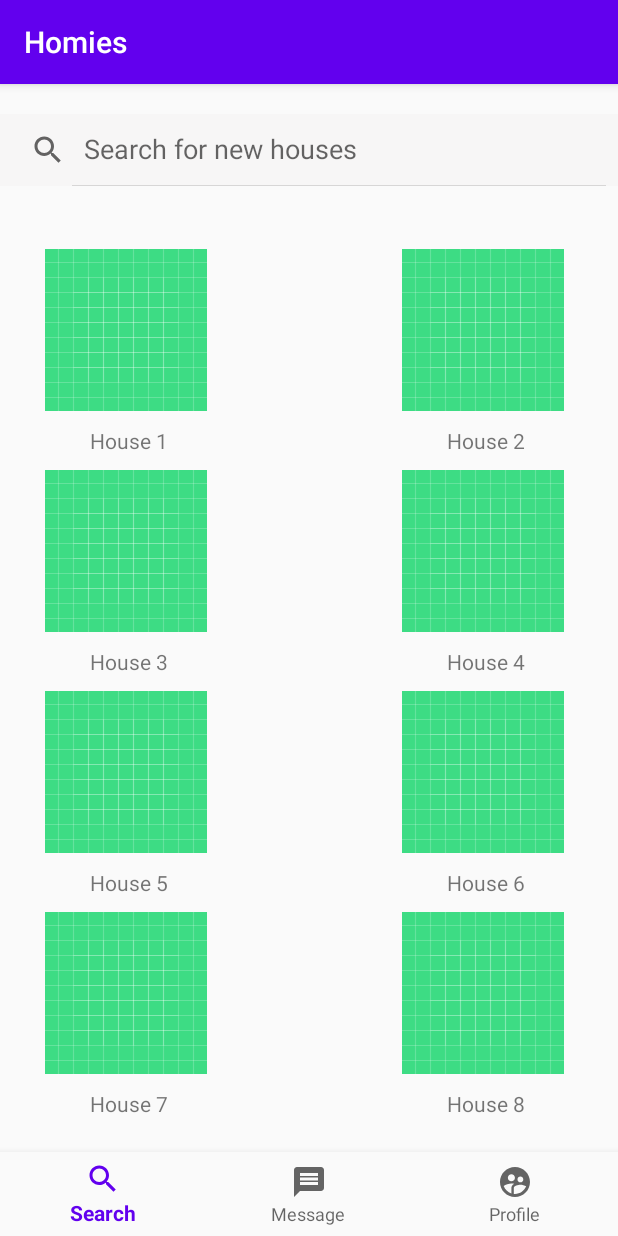
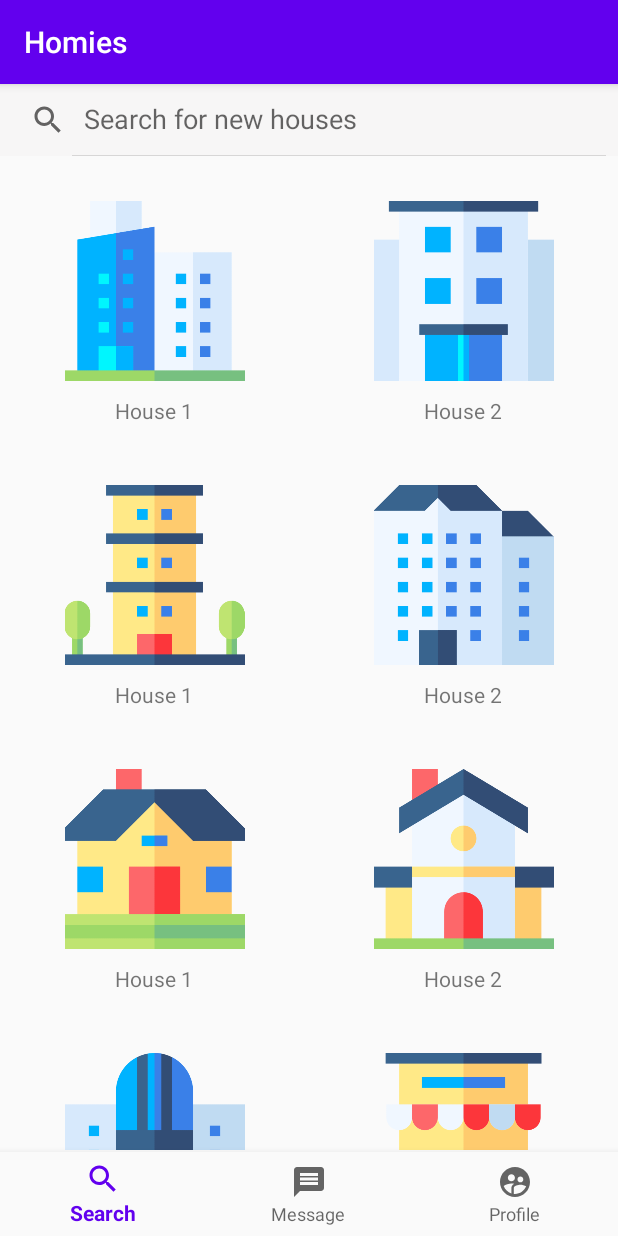
Before and after one commit to Lolo-dot/homies-housing-app, an Android app: the screen it shows after launch (MainActivity), on a phone screen of 412 x 824 dp. Run offline under Robolectric (Android 15) with nearby library versions, the phone set to English and light mode, and no system bars.

Commit message:
tweaks to search landscape and bookmark landscape.also added icons and tweaks to search xml and bookmark xml (regular ones)

```diff
--- a/homies/src/main/res/layout-land/bookmark_layout.xml
+++ b/homies/src/main/res/layout-land/bookmark_layout.xml
@@ -14,7 +14,7 @@
         android:background="#25DFDEDE"
         android:iconifiedByDefault="false"
         android:queryHint="Search Here"
-        android:layout_marginTop="20dp"
+        android:layout_marginTop="00dp"
         app:layout_constraintEnd_toEndOf="parent"
         app:layout_constraintHorizontal_bias="0.0"
         app:layout_constraintStart_toStartOf="parent"
@@ -27,8 +27,8 @@
         android:layout_width="match_parent"
         android:layout_height="match_parent"
         android:fillViewport="true"
-        android:layout_marginTop="70dp"
-        android:layout_marginBottom="60dp">
+        android:layout_marginTop="48dp"
+        android:layout_marginBottom="57dp">
 
         <TableLayout
             android:layout_height="fill_parent"
--- a/homies/src/main/res/layout-land/search_layout.xml
+++ b/homies/src/main/res/layout-land/search_layout.xml
@@ -14,7 +14,7 @@
         android:background="#25DFDEDE"
         android:iconifiedByDefault="false"
         android:queryHint="Search Here"
-        android:layout_marginTop="20dp"
+        android:layout_marginTop="0dp"
         app:layout_constraintEnd_toEndOf="parent"
         app:layout_constraintHorizontal_bias="0.0"
         app:layout_constraintStart_toStartOf="parent"
@@ -27,8 +27,8 @@
         android:layout_width="match_parent"
         android:layout_height="match_parent"
         android:fillViewport="true"
-        android:layout_marginTop="70dp"
-        android:layout_marginBottom="60dp">
+        android:layout_marginTop="48dp"
+        android:layout_marginBottom="57dp">
 
         <TableLayout
             android:layout_height="fill_parent"
--- a/homies/src/main/res/layout/search_layout.xml
+++ b/homies/src/main/res/layout/search_layout.xml
@@ -14,7 +14,7 @@
         android:background="#25DFDEDE"
         android:iconifiedByDefault="false"
         android:queryHint="Search for new houses"
-        android:layout_marginTop="20dp"
+        android:layout_marginTop="0dp"
         app:layout_constraintEnd_toEndOf="parent"
         app:layout_constraintHorizontal_bias="0.0"
         app:layout_constraintStart_toStartOf="parent"
@@ -27,29 +27,30 @@
     android:layout_width="match_parent"
     android:layout_height="match_parent"
     android:fillViewport="true"
-    android:layout_marginTop="100dp">
-
+    android:layout_marginTop="48dp"
+    android:layout_marginBottom="57dp">
 <TableLayout
     xmlns:android="http://schemas.android.com/apk/res/android"
     android:layout_height="fill_parent"
     android:layout_width="fill_parent"
+    android:weightSum="2"
     >
     <TableRow>
         <ImageView
+
             android:layout_width="fill_parent"
-            android:layout_height="fill_parent"
-            android:src="@drawable/ic_launcher_background"
-            android:paddingTop="10dp"
-            android:paddingRight="100dp"
-            android:paddingLeft="30dp"
+            android:layout_height="150dp"
+            android:layout_weight="1"
+            android:src="@drawable/house_apartment"
+            android:paddingTop="30dp"
             />
+
         <ImageView
-            android:layout_width="wrap_content"
-            android:layout_height="wrap_content"
-            android:src="@drawable/ic_launcher_background"
-            android:paddingTop="10dp"
-            android:paddingLeft="30dp"
-            />
+            android:layout_width="fill_parent"
+            android:layout_height="150dp"
+            android:layout_weight="1"
+            android:paddingTop="30dp"
+            android:src="@drawable/house_condo" />
     </TableRow>
 
     <TableRow>
@@ -57,114 +58,130 @@
             android:layout_width="wrap_content"
             android:layout_height="wrap_content"
             android:text="House 1"
-            android:paddingLeft="60dp"
-            android:paddingTop="10dp"/>
+            android:layout_weight="1"
+            android:gravity="center"
+            android:paddingTop="10dp"
+            android:paddingBottom="10dp"/>
+
         <TextView
             android:layout_width="wrap_content"
             android:layout_height="wrap_content"
-            android:text="House 2"
-            android:paddingLeft="60dp"
-            android:paddingTop="10dp"/>
+            android:gravity="center"
+            android:layout_weight="1"
+            android:paddingTop="10dp"
+            android:paddingBottom="10dp"
+            android:text="House 2" />
     </TableRow>
-
-
     <TableRow>
         <ImageView
-            android:layout_width="wrap_content"
-            android:layout_height="wrap_content"
-            android:src="@drawable/ic_launcher_background"
-            android:paddingTop="10dp"
-            android:paddingRight="100dp"
-            android:paddingLeft="30dp"
+
+            android:layout_width="fill_parent"
+            android:layout_height="150dp"
+            android:layout_weight="1"
+            android:src="@drawable/house_condo2"
+            android:paddingTop="30dp"
             />
+
         <ImageView
-            android:layout_width="wrap_content"
-            android:layout_height="wrap_content"
-            android:src="@drawable/ic_launcher_background"
-            android:paddingTop="10dp"
-            android:paddingLeft="30dp"
-            />
+            android:layout_width="fill_parent"
+            android:layout_height="150dp"
+            android:layout_weight="1"
+            android:paddingTop="30dp"
+            android:src="@drawable/house_flat" />
     </TableRow>
 
     <TableRow>
         <TextView
             android:layout_width="wrap_content"
             android:layout_height="wrap_content"
-            android:text="House 3"
-            android:paddingLeft="60dp"
-            android:paddingTop="10dp"/>
+            android:text="House 1"
+            android:layout_weight="1"
+            android:gravity="center"
+            android:paddingTop="10dp"
+            android:paddingBottom="10dp"/>
+
         <TextView
             android:layout_width="wrap_content"
             android:layout_height="wrap_content"
-            android:text="House 4"
-            android:paddingLeft="60dp"
-            android:paddingTop="10dp"/>
+            android:gravity="center"
+            android:layout_weight="1"
+            android:paddingTop="10dp"
+            android:paddingBottom="10dp"
+            android:text="House 2" />
     </TableRow>
-
     <TableRow>
         <ImageView
-            android:layout_width="wrap_content"
-            android:layout_height="wrap_content"
-            android:src="@drawable/ic_launcher_background"
-            android:paddingTop="10dp"
-            android:paddingRight="100dp"
-            android:paddingLeft="30dp"
+
+            android:layout_width="fill_parent"
+            android:layout_height="150dp"
+            android:layout_weight="1"
+            android:src="@drawable/house_home"
+            android:paddingTop="30dp"
             />
+
         <ImageView
-            android:layout_width="wrap_content"
-            android:layout_height="wrap_content"
-            android:src="@drawable/ic_launcher_background"
-            android:paddingTop="10dp"
-            android:paddingLeft="30dp"
-            />
+            android:layout_width="fill_parent"
+            android:layout_height="150dp"
+            android:layout_weight="1"
+            android:paddingTop="30dp"
+            android:src="@drawable/house_home2" />
     </TableRow>
 
     <TableRow>
         <TextView
             android:layout_width="wrap_content"
             android:layout_height="wrap_content"
-            android:text="House 5"
-            android:paddingLeft="60dp"
-            android:paddingTop="10dp"/>
+            android:text="House 1"
+            android:layout_weight="1"
+            android:gravity="center"
+            android:paddingTop="10dp"
+            android:paddingBottom="10dp"/>
+
         <TextView
             android:layout_width="wrap_content"
             android:layout_height="wrap_content"
-            android:text="House 6"
-            android:paddingLeft="60dp"
-            android:paddingTop="10dp"/>
+            android:gravity="center"
+            android:layout_weight="1"
+            android:paddingTop="10dp"
+            android:paddingBottom="10dp"
+            android:text="House 2" />
     </TableRow>
-
     <TableRow>
         <ImageView
-            android:layout_width="wrap_content"
-            android:layout_height="wrap_content"
-            android:src="@drawable/ic_launcher_background"
-            android:paddingTop="10dp"
-            android:paddingRight="100dp"
-            android:paddingLeft="30dp"
+
+            android:layout_width="fill_parent"
+            android:layout_height="150dp"
+            android:layout_weight="1"
+            android:src="@drawable/house_mall"
+            android:paddingTop="30dp"
             />
+
         <ImageView
-            android:layout_width="wrap_content"
-            android:layout_height="wrap_content"
-            android:src="@drawable/ic_launcher_background"
-            android:paddingTop="10dp"
-            android:paddingLeft="30dp"
-            />
+            android:layout_width="fill_parent"
+            android:layout_height="150dp"
+            android:layout_weight="1"
+            android:paddingTop="30dp"
+            android:src="@drawable/house_shop" />
     </TableRow>
 
     <TableRow>
         <TextView
             android:layout_width="wrap_content"
             android:layout_height="wrap_content"
-            android:text="House 7"
-            android:paddingLeft="60dp"
-            android:paddingTop="10dp"/>
+            android:text="House 1"
+            android:layout_weight="1"
+            android:gravity="center"
+            android:paddingTop="10dp"
+            android:paddingBottom="10dp"/>
+
         <TextView
             android:layout_width="wrap_content"
             android:layout_height="wrap_content"
-            android:text="House 8"
-            android:paddingLeft="60dp"
-            android:paddingTop="10dp"/>
+            android:gravity="center"
+            android:layout_weight="1"
+            android:paddingTop="10dp"
+            android:paddingBottom="10dp"
+            android:text="House 2" />
     </TableRow>
 
 </TableLayout>
```
Also changed, not shown: homies/src/main/res/layout/bookmark_layout.xml (+96 -81 lines).
